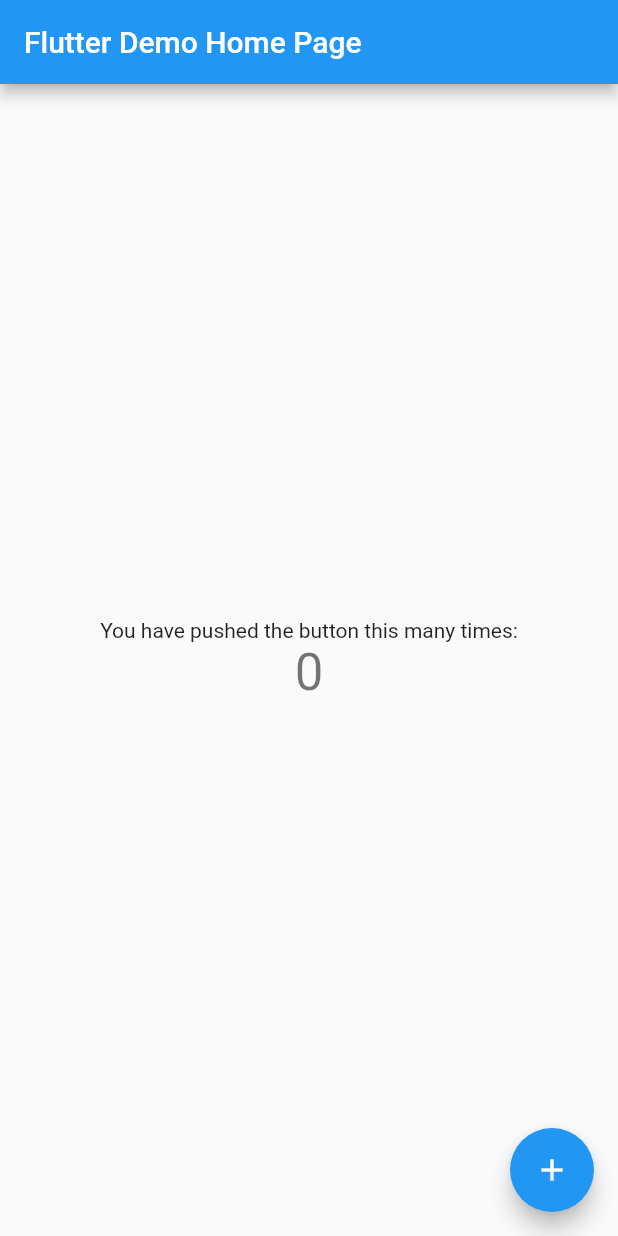
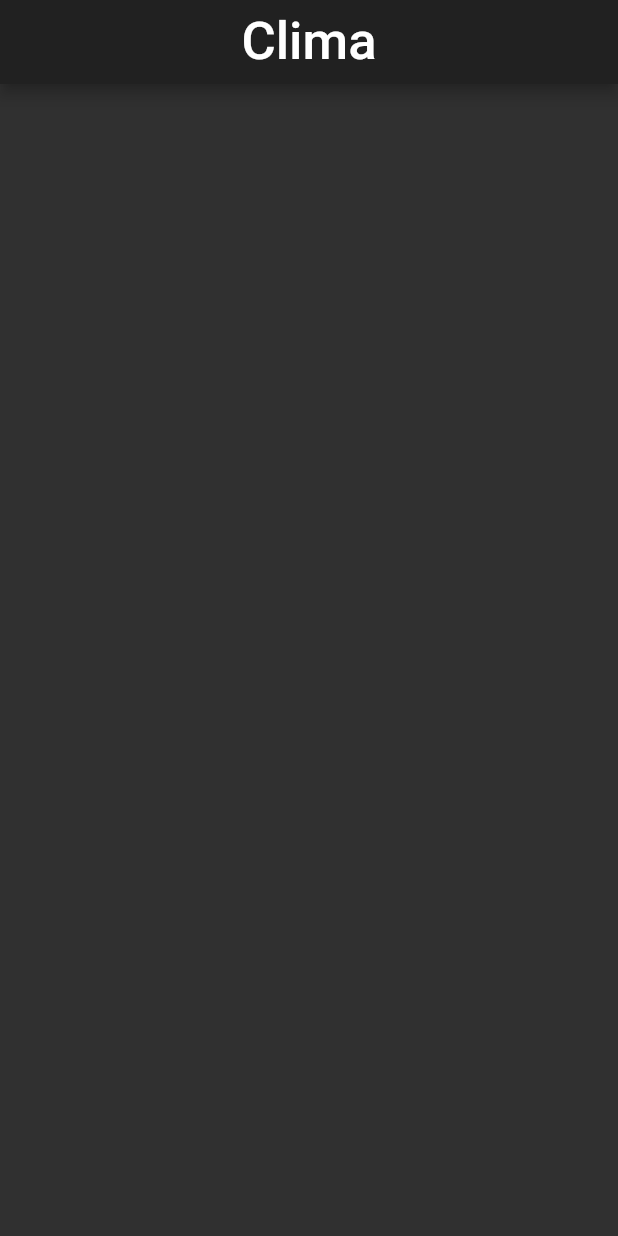
Before and after one commit to WaqarAhmedk/clima-weather-app, a Flutter app: the screen it shows after launch, on a phone screen of 412 x 824 dp. Run offline on Flutter 3.47's test engine with Material 2 defaults, Android fonts, the phone set to English and light mode, and no system bars; our stand-ins replace geolocator.

Commit message:
added some work files like screens constants services etc

```diff
--- /dev/null
+++ b/lib/constants/constants.dart
@@ -0,0 +1,3 @@
+import 'package:flutter/cupertino.dart';
+
+const kappbartitlestyle = TextStyle(fontSize: 35);
--- a/lib/main.dart
+++ b/lib/main.dart
@@ -1,113 +1,14 @@
+import 'package:clima/screens/apphomescreen.dart';
 import 'package:flutter/material.dart';
 
-void main() {
-  runApp(MyApp());
-}
+void main() => runApp(MyApp());
 
 class MyApp extends StatelessWidget {
-  // This widget is the root of your application.
   @override
   Widget build(BuildContext context) {
     return MaterialApp(
-      title: 'Flutter Demo',
-      theme: ThemeData(
-        // This is the theme of your application.
-        //
-        // Try running your application with "flutter run". You'll see the
-        // application has a blue toolbar. Then, without quitting the app, try
-        // changing the primarySwatch below to Colors.green and then invoke
-        // "hot reload" (press "r" in the console where you ran "flutter run",
-        // or simply save your changes to "hot reload" in a Flutter IDE).
-        // Notice that the counter didn't reset back to zero; the application
-        // is not restarted.
-        primarySwatch: Colors.blue,
-      ),
-      home: MyHomePage(title: 'Flutter Demo Home Page'),
+      theme: ThemeData.dark(),
+      home: AppHome(),
     );
   }
 }
-
-class MyHomePage extends StatefulWidget {
-  MyHomePage({Key key, this.title}) : super(key: key);
-
-  // This widget is the home page of your application. It is stateful, meaning
-  // that it has a State object (defined below) that contains fields that affect
-  // how it looks.
-
-  // This class is the configuration for the state. It holds the values (in this
-  // case the title) provided by the parent (in this case the App widget) and
-  // used by the build method of the State. Fields in a Widget subclass are
-  // always marked "final".
-
-  final String title;
-
-  @override
-  _MyHomePageState createState() => _MyHomePageState();
-}
-
-class _MyHomePageState extends State<MyHomePage> {
-  int _counter = 0;
-
-  void _incrementCounter() {
-    setState(() {
-      // This call to setState tells the Flutter framework that something has
-      // changed in this State, which causes it to rerun the build method below
-      // so that the display can reflect the updated values. If we changed
-      // _counter without calling setState(), then the build method would not be
-      // called again, and so nothing would appear to happen.
-      _counter++;
-    });
-  }
-
-  @override
-  Widget build(BuildContext context) {
-    // This method is rerun every time setState is called, for instance as done
-    // by the _incrementCounter method above.
-    //
-    // The Flutter framework has been optimized to make rerunning build methods
-    // fast, so that you can just rebuild anything that needs updating rather
-    // than having to individually change instances of widgets.
-    return Scaffold(
-      appBar: AppBar(
-        // Here we take the value from the MyHomePage object that was created by
-        // the App.build method, and use it to set our appbar title.
-        title: Text(widget.title),
-      ),
-      body: Center(
-        // Center is a layout widget. It takes a single child and positions it
-        // in the middle of the parent.
-        child: Column(
-          // Column is also a layout widget. It takes a list of children and
-          // arranges them vertically. By default, it sizes itself to fit its
-          // children horizontally, and tries to be as tall as its parent.
-          //
-          // Invoke "debug painting" (press "p" in the console, choose the
-          // "Toggle Debug Paint" action from the Flutter Inspector in Android
-          // Studio, or the "Toggle Debug Paint" command in Visual Studio Code)
-          // to see the wireframe for each widget.
-          //
-          // Column has various properties to control how it sizes itself and
-          // how it positions its children. Here we use mainAxisAlignment to
-          // center the children vertically; the main axis here is the vertical
-          // axis because Columns are vertical (the cross axis would be
-          // horizontal).
-          mainAxisAlignment: MainAxisAlignment.center,
-          children: <Widget>[
-            Text(
-              'You have pushed the button this many times:',
-            ),
-            Text(
-              '$_counter',
-              style: Theme.of(context).textTheme.headline4,
-            ),
-          ],
-        ),
-      ),
-      floatingActionButton: FloatingActionButton(
-        onPressed: _incrementCounter,
-        tooltip: 'Increment',
-        child: Icon(Icons.add),
-      ), // This trailing comma makes auto-formatting nicer for build methods.
-    );
-  }
-}
--- /dev/null
+++ b/lib/screens/apphomescreen.dart
@@ -0,0 +1,36 @@
+import 'package:clima/constants/constants.dart';
+import 'package:flutter/material.dart';
+import '../services/location.dart';
+
+class AppHome extends StatefulWidget {
+  @override
+  _AppHomeState createState() => _AppHomeState();
+}
+
+class _AppHomeState extends State<AppHome> {
+  @override
+  void initState() {
+    super.initState();
+    getCurrentLocation();
+  }
+
+  void getCurrentLocation() async {
+    Location loc = new Location();
+    await loc.getLocation();
+    print(loc.latitude);
+    print(loc.longitude);
+  }
+
+  @override
+  Widget build(BuildContext context) {
+    return Scaffold(
+      appBar: AppBar(
+        title: Text(
+          "Clima",
+          style: kappbartitlestyle,
+        ),
+        centerTitle: true,
+      ),
+    );
+  }
+}
--- /dev/null
+++ b/lib/services/location.dart
@@ -0,0 +1,16 @@
+import 'package:geolocator/geolocator.dart';
+
+class Location {
+  double latitude;
+  double longitude;
+  Future<void> getLocation() async {
+    try {
+      Position position = await Geolocator.getCurrentPosition(
+          desiredAccuracy: LocationAccuracy.low);
+      latitude = position.latitude;
+      longitude = position.longitude;
+    } catch (e) {
+      print(e);
+    }
+  }
+}
--- a/pubspec.yaml
+++ b/pubspec.yaml
@@ -28,6 +28,7 @@ dependencies:
   # The following adds the Cupertino Icons font to your application.
   # Use with the CupertinoIcons class for iOS style icons.
   cupertino_icons: ^1.0.2
+  geolocator: ^7.0.3
 
 dev_dependencies:
   flutter_test:
```
Also changed, not shown: pubspec.lock, 2 other files.
